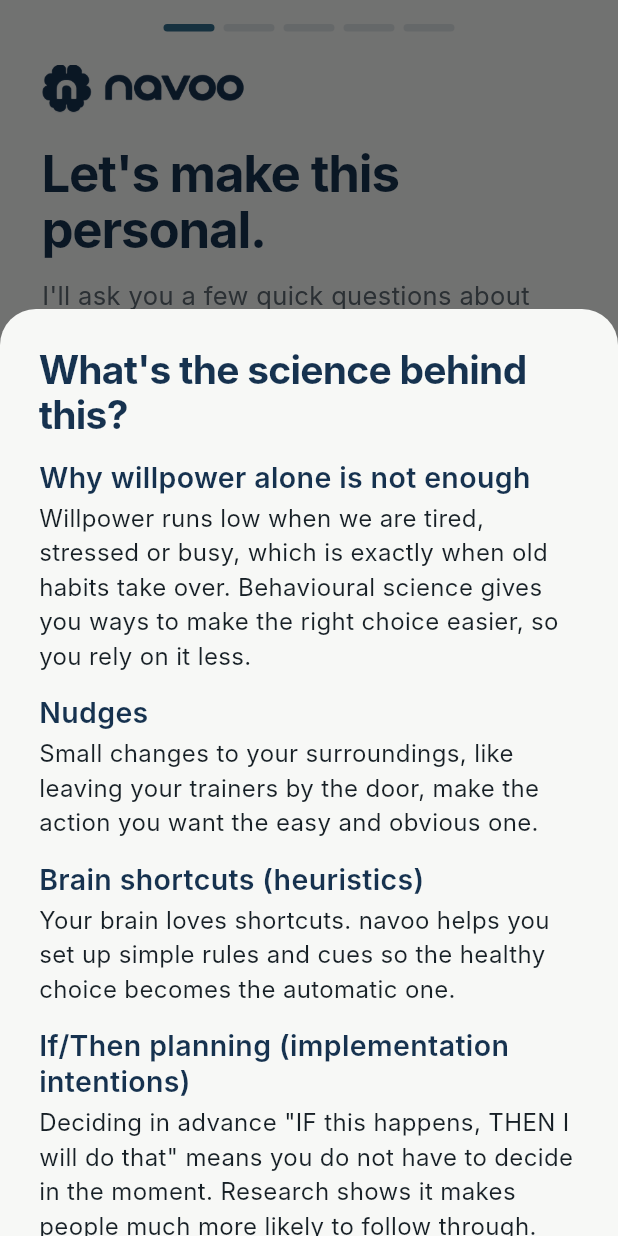
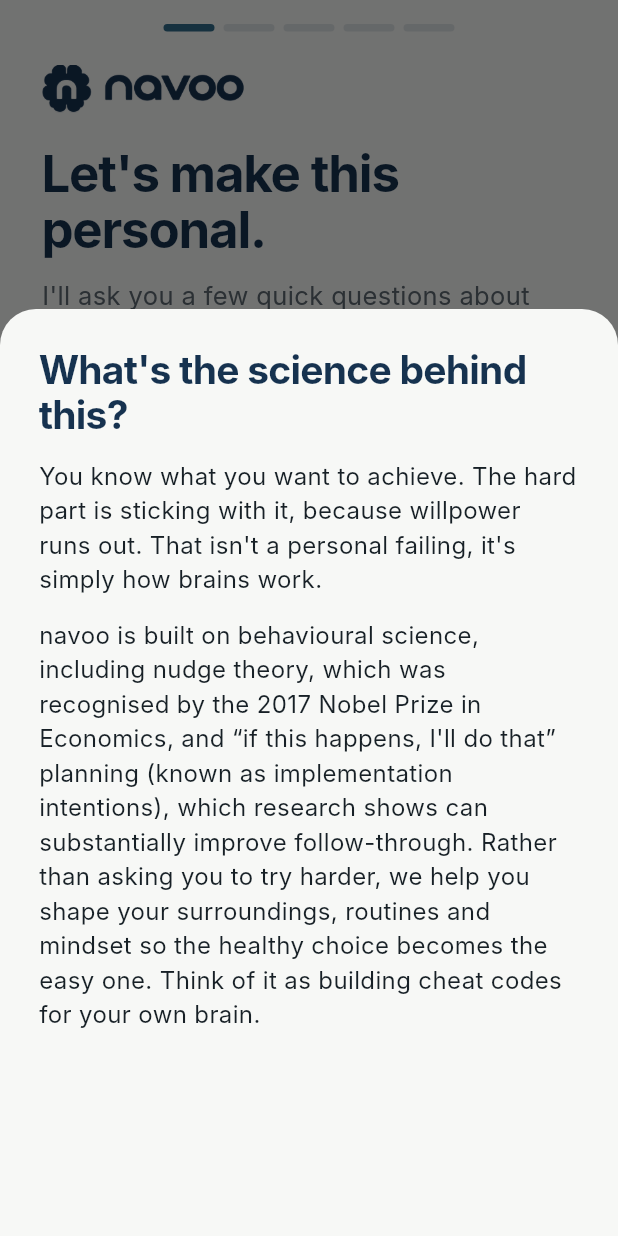
Before and after one commit to bhansid/navooapk, a Flutter app: the PersonalIntroScreen screen opened directly, after a tap on "What's the science behind this?", on a phone screen of 412 x 824 dp. Run offline on Flutter 3.47's test engine with Material 3 defaults, Android fonts, the phone set to English and light mode, and no system bars; our stand-ins replace flutter_local_notifications, image_picker, pdf, printing, share_plus, shared_preferences and 2 more; missing offline and left inert: add_2_calendar, gal; accounts and stored records are empty; network calls fail.

Commit message:
R2: 'What's the science behind this?' uses Rosie's copy
Co-Authored-By: Claude Opus 5.5 <noreply@anthropic.com>
Claude-Session: https://claude.ai/code/session_01Gj6qZJsmjz2VJ5fsKb2gmR

```diff
--- a/app/lib/screens/blueprint.dart
+++ b/app/lib/screens/blueprint.dart
@@ -62,16 +62,10 @@ class PersonalIntroScreen extends StatelessWidget {
       );
 }
 
-/// R2: "What's the science behind this?" Navoo is supplying the final copy; each section below is a
-/// placeholder in the agreed structure (why willpower alone is not enough, then the three Brain Cheat Codes).
-const scienceSections = <(String, String)>[
-  ('Why willpower alone is not enough',
-      'Willpower runs low when we are tired, stressed or busy, which is exactly when old habits take over. Behavioural science gives you ways to make the right choice easier, so you rely on it less.'),
-  ('Nudges', 'Small changes to your surroundings, like leaving your trainers by the door, make the action you want the easy and obvious one.'),
-  ('Brain shortcuts (heuristics)', 'Your brain loves shortcuts. navoo helps you set up simple rules and cues so the healthy choice becomes the automatic one.'),
-  ('If/Then planning (implementation intentions)',
-      'Deciding in advance "IF this happens, THEN I will do that" means you do not have to decide in the moment. Research shows it makes people much more likely to follow through.'),
-  ('Brain Cheat Codes', 'Together these are your Brain Cheat Codes: navoo helps you create them for every Micro-Action.'),
+/// R2: "What's the science behind this?" Copy supplied by Rosie (Round 2 document, 16 Nov).
+const scienceParagraphs = <String>[
+  "You know what you want to achieve. The hard part is sticking with it, because willpower runs out. That isn't a personal failing, it's simply how brains work.",
+  "navoo is built on behavioural science, including nudge theory, which was recognised by the 2017 Nobel Prize in Economics, and \u201cif this happens, I'll do that\u201d planning (known as implementation intentions), which research shows can substantially improve follow-through. Rather than asking you to try harder, we help you shape your surroundings, routines and mindset so the healthy choice becomes the easy one. Think of it as building cheat codes for your own brain.",
 ];
 
 void showScienceSheet(BuildContext context) {
@@ -87,10 +81,8 @@ void showScienceSheet(BuildContext context) {
       builder: (_, controller) => ListView(controller: controller, padding: const EdgeInsets.fromLTRB(26, 26, 26, 36), children: [
         const Text("What's the science behind this?", style: T.h2),
         const SizedBox(height: 14),
-        for (final (title, body) in scienceSections) ...[
-          Text(title, style: T.h3),
-          const SizedBox(height: 4),
-          Text(body, style: T.body),
+        for (final p in scienceParagraphs) ...[
+          Text(p, style: T.body),
           const SizedBox(height: 14),
         ],
       ]),
```
